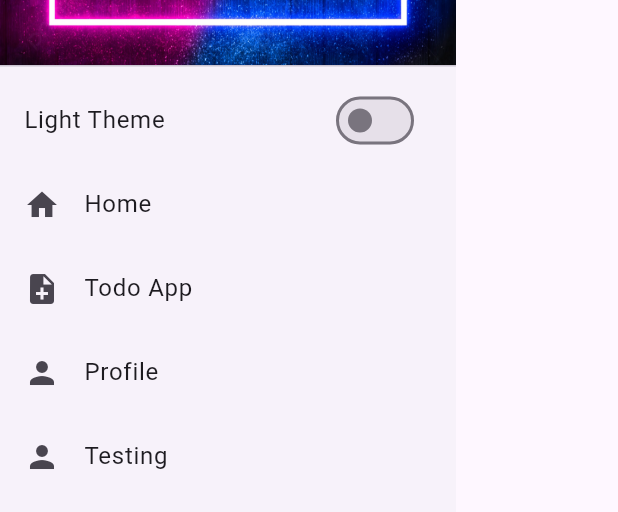
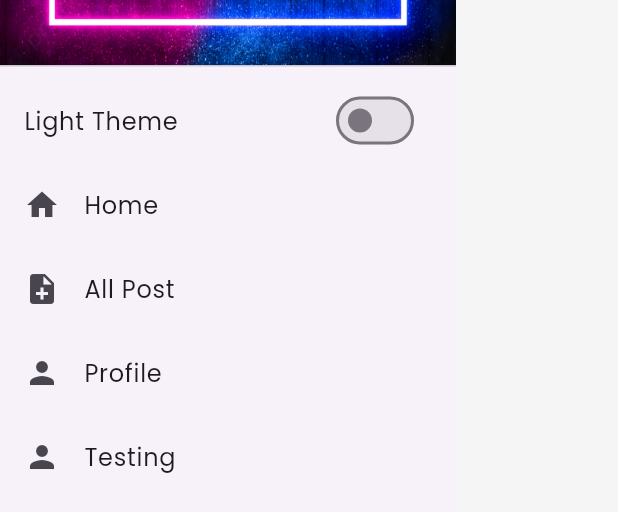
Before and after one commit to JamshaidMallik/post_project, a Flutter app: the MyDrawer widget shown alone on an empty page, opened directly, on a phone screen of 412 x 824 dp. Shown: the part 175-687 px from the top of the screen. Run offline on Flutter 3.47's test engine with Material 2 defaults, Android fonts, the phone set to English and light mode, and no system bars; our stand-ins replace get, get_storage, google_fonts; accounts and stored records are empty; network calls fail.

Commit message:
custom themes add

```diff
--- a/lib/constant/constant.dart
+++ b/lib/constant/constant.dart
@@ -1,5 +1,21 @@
 import 'package:flutter/material.dart';
 import 'package:google_fonts/google_fonts.dart';
+
+//app main theme
+class MyThemes {
+  static final lightTheme = ThemeData(
+    useMaterial3: true,
+    fontFamily: GoogleFonts.poppins().fontFamily,
+    brightness: Brightness.light,
+    scaffoldBackgroundColor: const Color(0xfff5f5f5),
+  );
+  static final darkTheme = ThemeData(
+    useMaterial3: true,
+    fontFamily: GoogleFonts.poppins().fontFamily,
+    brightness: Brightness.dark,
+    scaffoldBackgroundColor: const Color(0xff2b2a2a),
+  );
+}
 
 Color primaryColor = Colors.black;
 Color greyColor = Colors.grey;
@@ -7,12 +23,10 @@ Color whiteColor = Colors.white;
 Color blackColor = Colors.black;
 Color lightGreyColor = Colors.grey.withOpacity(0.1);
 
-
 TextStyle bigFontStyle() {
   return GoogleFonts.poppins(
-    textStyle: TextStyle(
+    textStyle: const TextStyle(
       fontSize: 16.0,
-      color: primaryColor,
       fontFamily: 'Roboto',
       fontWeight: FontWeight.bold,
     ),
@@ -23,17 +37,16 @@ TextStyle primaryFontStyle({fontSize, fontWeight}) {
   return GoogleFonts.poppins(
     textStyle: TextStyle(
       fontSize: fontSize,
-      color: primaryColor,
       fontFamily: 'Roboto',
       fontWeight: fontWeight,
     ),
   );
 }
+
 TextStyle secondaryFontStyle({fontSize, fontWeight}) {
   return GoogleFonts.poppins(
     textStyle: TextStyle(
       fontSize: fontSize,
-      color: primaryColor,
       fontFamily: 'Roboto',
       fontWeight: fontWeight,
     ),
@@ -72,6 +85,7 @@ TextStyle whiteFontStyle({fontSize, fontWeight}) {
     ),
   );
 }
+
 List randomColor = [
   Colors.red,
   Colors.green,
--- a/lib/controller/theme_controller.dart
+++ b/lib/controller/theme_controller.dart
@@ -20,5 +20,4 @@ class ThemeController extends GetxController {
     Get.changeThemeMode(_isDark.value ? ThemeMode.dark : ThemeMode.light);
   }
 
-
 }
--- a/lib/controller/todo_controller.dart
+++ b/lib/controller/todo_controller.dart
@@ -1,27 +1,35 @@
-import 'dart:convert';
-
 import 'package:flutter/material.dart';
 import 'package:get/get.dart';
 import 'package:get_storage/get_storage.dart';
+
 class TodoController extends GetxController {
   final box = GetStorage();
   final RxList _todoList = [].obs;
   List get todoList => _todoList;
   RxBool isGrid = false.obs;
+  final GlobalKey<ScaffoldState> scaffoldKey = GlobalKey<ScaffoldState>();
+
   @override
   void onInit() {
     super.onInit();
     _todoList.value = box.read('todoList') ?? [];
   }
-  void toggleList(){
+
+  void toggleList() {
     isGrid.toggle();
     update();
   }
+
   void addTodo(String title, String description) {
-    _todoList.add({'title': title, 'description': description,'created_at': DateTime.now().toString()});
-     box.write('todoList', _todoList);
-     update();
+    _todoList.add({
+      'title': title,
+      'description': description,
+      'created_at': DateTime.now().toString()
+    });
+    box.write('todoList', _todoList);
+    update();
   }
+
   void updateTodo(int index, String title, String description) {
     _todoList[index] = {
       'title': title,
@@ -30,17 +38,17 @@ class TodoController extends GetxController {
     };
     box.write('todoList', _todoList);
     update();
+  }
 
-  }
   void deleteTodo(int index) {
     _todoList.removeAt(index);
     box.write('todoList', _todoList);
     update();
   }
-  void clearTodo() {
+
+  void clearAllTodo() {
     _todoList.clear();
     box.write('todoList', _todoList);
     update();
   }
-
 }
--- a/lib/screens/clip_path.dart
+++ b/lib/screens/clip_path.dart
@@ -18,7 +18,7 @@ class _ClipPathScreenState extends State<ClipPathScreen> {
           child: Container(
             height: 200,
             width: 200,
-            decoration: BoxDecoration(
+            decoration: const BoxDecoration(
               image: DecorationImage(
                 image: NetworkImage('https://img.freepik.com/free-photo/wide-angle-shot-single-tree-growing-clouded-sky-during-sunset-surrounded-by-grass_181624-22807.jpg'),
                 fit: BoxFit.cover,
--- a/lib/screens/my_drawer.dart
+++ b/lib/screens/my_drawer.dart
@@ -1,9 +1,11 @@
 import 'package:flutter/material.dart';
 import 'package:get/get.dart';
+import 'package:post_project/model/post_model.dart';
 import 'package:post_project/screens/profile/profile.dart';
 import 'package:post_project/testing_page.dart';
 import '../constant/constant.dart';
 import '../controller/theme_controller.dart';
+import 'post_page.dart';
 import 'todo-app/todo_main_screen.dart';
 
 class MyDrawer extends StatelessWidget {
@@ -48,10 +50,10 @@ class MyDrawer extends StatelessWidget {
             ),
             ListTile(
               leading: const Icon(Icons.note_add),
-              title: const Text('Todo App'),
+              title: const Text('All Post'),
               onTap: () {
                 Navigator.pop(context);
-                Get.to(() => const TodoMainScreen());
+                Get.to(() => const PostPage());
               },
             ),
             ListTile(
--- a/lib/splashscreen.dart
+++ b/lib/splashscreen.dart
@@ -1,7 +1,5 @@
-
 import 'package:flutter/material.dart';
 import 'package:post_project/screens/todo-app/todo_main_screen.dart';
-import 'package:post_project/testing_page.dart';
 
 class SplashScreen extends StatefulWidget {
   const SplashScreen({Key? key}) : super(key: key);
@@ -18,7 +16,7 @@ class _SplashScreenState extends State<SplashScreen> {
   @override
   void initState() {
     super.initState();
-    Future.delayed(Duration(seconds: 1), () {
+    Future.delayed(const Duration(seconds: 1), () {
       Navigator.pushReplacement(
         context,
         MaterialPageRoute(builder: (context) => const TodoMainScreen()),);
@@ -26,7 +24,7 @@ class _SplashScreenState extends State<SplashScreen> {
   }
   @override
   Widget build(BuildContext context) {
-    return Scaffold(
+    return const Scaffold(
       backgroundColor: Colors.green,
     );
   }
--- a/lib/testing_page.dart
+++ b/lib/testing_page.dart
@@ -30,7 +30,6 @@ class _TestingPageState extends State<TestingPage> {
   setSelectedOption(String option) {
     setState(() {
       selectedOption = option;
-      print(selectedOption);
       box.write('radio_value', selectedOption);
     });
   }
```
Also changed, not shown: lib/main.dart (+10 -5 lines), lib/model/post_model.dart (+5 -5 lines), lib/screens/post_page.dart (+16 -33 lines), lib/screens/todo-app/todo_main_screen.dart (+72 -49 lines), 1 other file. Lines whose indentation alone changed are shown as unchanged.
